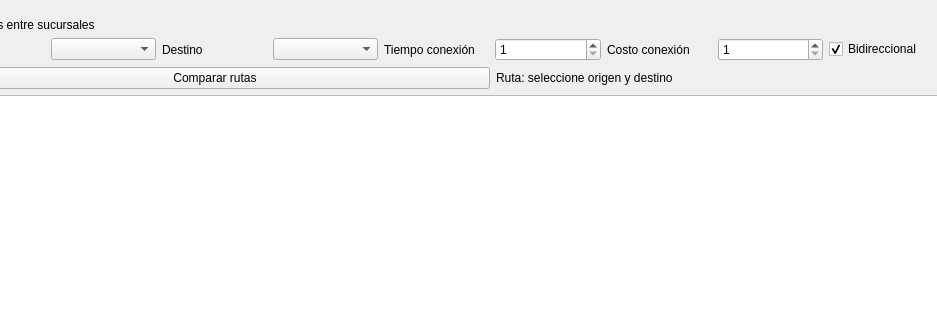
Above: app/gui/main_window.ui from CarlosL62/supermarket-inventory-system before the change; both pictures show x 217 to 1154 and y 0 to 320 of the 1280 by 820 pixel window. Below: the same form after it.
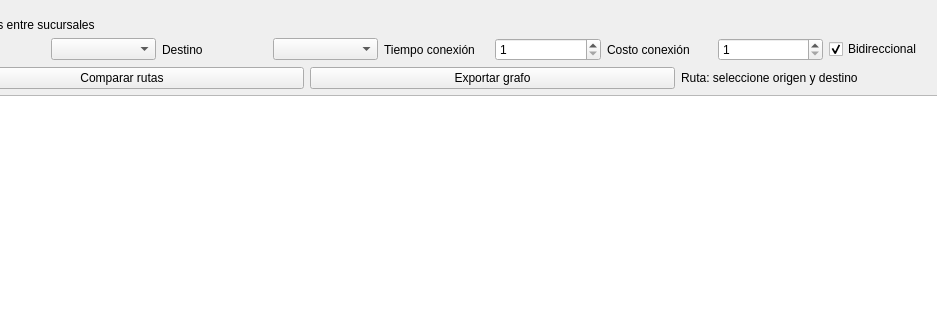
That is the form after the change. The open tabs and pages were chosen to show the change.

Commit message: feat: add route visualization and export functionality for transfer paths

What changed in the file:
```diff
--- a/app/gui/main_window.ui
+++ b/app/gui/main_window.ui
@@ -337,6 +337,13 @@
               </property>
              </widget>
             </item>
+            <item>
+             <widget class="QPushButton" name="btnExportBranchGraph">
+              <property name="text">
+               <string>Exportar grafo</string>
+              </property>
+             </widget>
+            </item>
             <item>
              <widget class="QLabel" name="labelShortestPathResult">
               <property name="text">
```
Left out of the diff: 6 changed lines with no effect on the pictures. The commit also changes 8 other files.
